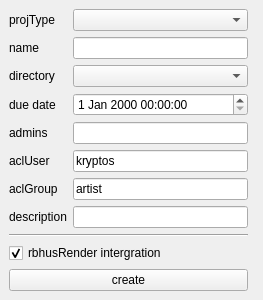
This is rbhusUI/lib/rbhusPipeProjCreateMod.ui in aumanimationstudios/rbhus as Qt 5 draws it before an edit. The edited form follows.
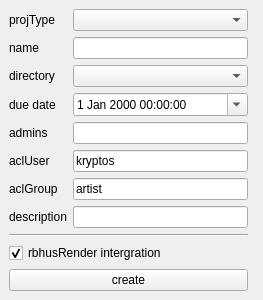
This is the edited form.

The edit to the form file:
```diff
--- a/rbhusUI/lib/rbhusPipeProjCreateMod.ui
+++ b/rbhusUI/lib/rbhusPipeProjCreateMod.ui
@@ -183,7 +183,11 @@
      </widget>
     </item>
     <item row="4" column="1">
-     <widget class="QDateTimeEdit" name="dateEditDue"/>
+     <widget class="QDateTimeEdit" name="dateEditDue">
+      <property name="calendarPopup">
+       <bool>true</bool>
+      </property>
+     </widget>
     </item>
     <item row="8" column="0">
      <widget class="QLabel" name="labelDesc">
```
